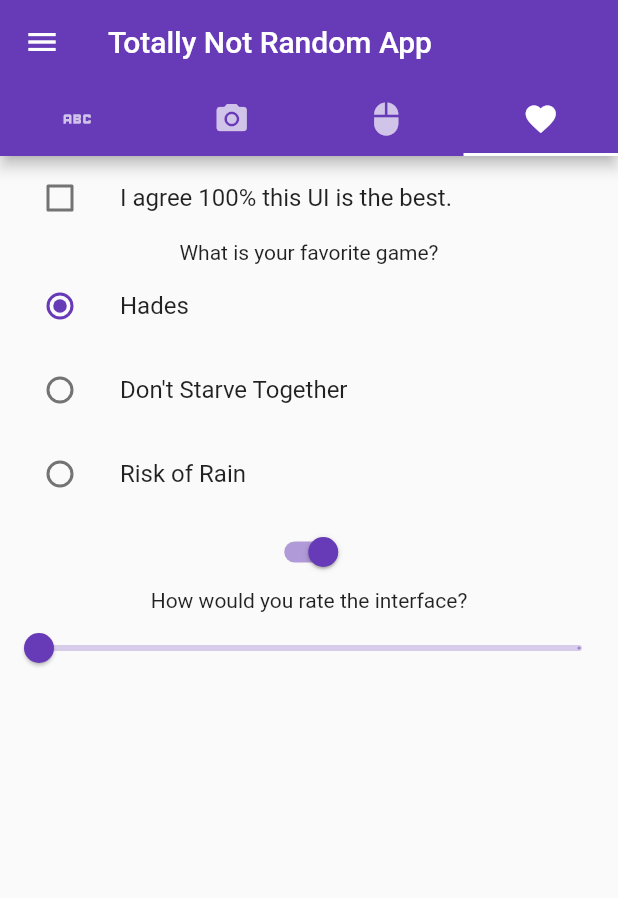
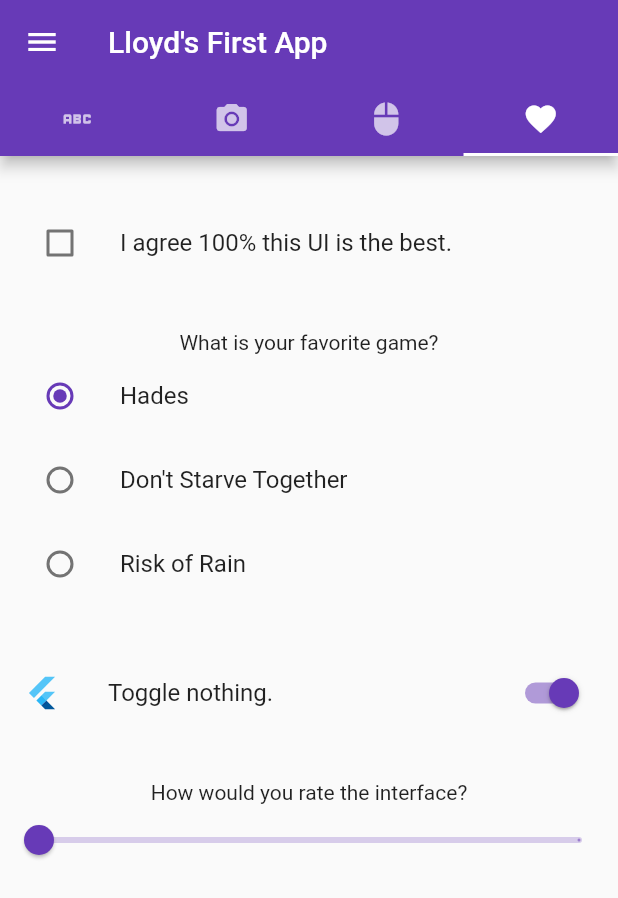
Before and after one commit to lunchplus/CMSC-156, a Flutter app: the screen it shows after launch, tab 4 chosen, on a phone screen of 412 x 824 dp. Shown: the top 898 px of the screen. Run offline on Flutter 3.47's test engine with Material 2 defaults, Android fonts, the phone set to English and light mode, and no system bars; network calls fail.

Commit message:
Finished project

```diff
--- a/lib/main.dart
+++ b/lib/main.dart
@@ -1,6 +1,6 @@
 import 'package:flutter/material.dart';
 
-enum SampleItem { popupOne, popupTwo, popupThree }
+enum PopUpItem { popOne, popTwo, popThree }
 
 enum FavoriteGame { hades, dst, ror }
 
@@ -32,15 +32,17 @@ class MyHomePage extends StatefulWidget {
 }
 
 class _MyHomePageState extends State<MyHomePage> {
-  SampleItem? selectedMenu;
+  // default dropdown value
   String dropdownvalue = 'Tabby';
+
+  PopUpItem? selectedMenu;
   FavoriteGame _game = FavoriteGame.hades;
 
   bool isChecked = false;
   bool turnedOn = true;
   double _currentSliderValue = 99;
 
-  // List of items in our dropdown menu
+  // items for dropdown menu
   var items = [
     'Tabby',
     'Persian',
@@ -50,10 +52,11 @@ class _MyHomePageState extends State<MyHomePage> {
   @override
   Widget build(BuildContext context) {
     return DefaultTabController(
+      // 4 tabs
       length: 4,
       child: Scaffold(
         appBar: AppBar(
-          title: const Text("Totally Not Random App"),
+          title: const Text("Lloyd's First App"),
           bottom: const TabBar(
             tabs: [
               Tab(icon: Icon(Icons.abc)),
@@ -63,6 +66,8 @@ class _MyHomePageState extends State<MyHomePage> {
             ],
           ),
         ),
+
+        // drawer for user settings
         drawer: Drawer(
             child: ListView(
           padding: EdgeInsets.zero,
@@ -93,8 +98,7 @@ class _MyHomePageState extends State<MyHomePage> {
             const Center(
                 child: Text(
               "I have the best UI.",
-              // fontWeight: FontWeight.w700,
-              // fontStyle: FontStyle.italic,
+              style: TextStyle(fontSize: 24, fontStyle: FontStyle.italic),
               textAlign: TextAlign.center,
             )),
             const Image(
@@ -104,15 +108,20 @@ class _MyHomePageState extends State<MyHomePage> {
             // tab 3
             Column(
               children: <Widget>[
+                const SizedBox(height: 30),
                 const ElevatedButton(
                   onPressed: null,
                   child: Text('Click me!'),
                 ),
+                const SizedBox(height: 30),
                 const FloatingActionButton(
                     onPressed: null, child: Icon(Icons.add)),
+                const SizedBox(height: 30),
                 const TextButton(
                     onPressed: null, child: Text("You can't click me :D")),
+                const SizedBox(height: 30),
                 const IconButton(onPressed: null, icon: Icon(Icons.money)),
+                const SizedBox(height: 30),
                 DropdownButton(
                   value: dropdownvalue,
                   icon: const Icon(Icons.keyboard_arrow_down),
@@ -128,27 +137,28 @@ class _MyHomePageState extends State<MyHomePage> {
                     });
                   },
                 ),
-                PopupMenuButton<SampleItem>(
+                const SizedBox(height: 30),
+                PopupMenuButton<PopUpItem>(
                   initialValue: selectedMenu,
                   // Callback that sets the selected popup menu item.
-                  onSelected: (SampleItem item) {
+                  onSelected: (PopUpItem item) {
                     setState(() {
                       selectedMenu = item;
                     });
                   },
 
                   itemBuilder: (BuildContext context) =>
-                      <PopupMenuEntry<SampleItem>>[
-                    const PopupMenuItem<SampleItem>(
-                      value: SampleItem.popupOne,
+                      <PopupMenuEntry<PopUpItem>>[
+                    const PopupMenuItem<PopUpItem>(
+                      value: PopUpItem.popOne,
                       child: Text('Tom'),
                     ),
-                    const PopupMenuItem<SampleItem>(
-                      value: SampleItem.popupTwo,
+                    const PopupMenuItem<PopUpItem>(
+                      value: PopUpItem.popTwo,
                       child: Text('Jerry'),
                     ),
-                    const PopupMenuItem<SampleItem>(
-                      value: SampleItem.popupThree,
+                    const PopupMenuItem<PopUpItem>(
+                      value: PopUpItem.popThree,
                       child: Text('Spike'),
                     ),
                   ],
@@ -158,11 +168,12 @@ class _MyHomePageState extends State<MyHomePage> {
 
             // tab 4
             Column(children: <Widget>[
+              const SizedBox(height: 30),
               ListTile(
                 title: const Text('I agree 100% this UI is the best.'),
                 leading: Checkbox(
                   checkColor: Colors.white,
-                  activeColor: Colors.black,
+                  activeColor: Colors.deepPurple,
                   value: isChecked,
                   onChanged: (bool? value) {
                     setState(() {
@@ -171,6 +182,7 @@ class _MyHomePageState extends State<MyHomePage> {
                   },
                 ),
               ),
+              const SizedBox(height: 30),
               const Text('What is your favorite game?'),
               ListTile(
                 title: const Text('Hades'),
@@ -208,7 +220,11 @@ class _MyHomePageState extends State<MyHomePage> {
                   },
                 ),
               ),
-              Switch(
+              const SizedBox(height: 30),
+              ListTile(
+                leading: const FlutterLogo(),
+                title: const Text('Toggle nothing.'),
+                trailing: Switch(
                   value: turnedOn,
                   activeColor: Colors.deepPurple,
                   onChanged: (bool value) {
@@ -217,6 +233,8 @@ class _MyHomePageState extends State<MyHomePage> {
                     });
                   },
                 ),
+              ),
+              const SizedBox(height: 30),
               const Text('How would you rate the interface?'),
               Slider(
                 value: _currentSliderValue,
```
Lines whose indentation alone changed are shown as unchanged.
